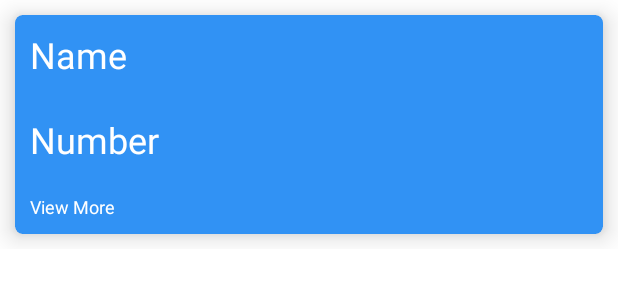
After one commit to mnb27/PGIDoctor, an Android app: the layout activity_assigned_patients_adapter.xml on its own in the app's theme, with its tools: preview values and no code run, on a phone screen of 412 x 824 dp. The commit adds this screen. Shown: the top 300 px of the screen. Run offline under Robolectric (Android 15) with nearby library versions, the phone set to English and light mode, and no system bars.

Commit message:
added assigned patients

```diff
--- a/app/src/main/AndroidManifest.xml
+++ b/app/src/main/AndroidManifest.xml
@@ -18,7 +18,9 @@
         android:roundIcon="@mipmap/ic_launcher_round"
         android:supportsRtl="true"
         android:theme="@style/Theme.PGIDoctor">
-        <activity android:name=".CollectDataActivity"></activity>
+        <activity android:name=".AssignedPatientsAdapter"></activity>
+        <activity android:name=".AssignedPatients" />
+        <activity android:name=".CollectDataActivity" />
 
         <provider
             android:name="androidx.core.content.FileProvider"
@@ -38,7 +40,7 @@
                 <category android:name="android.intent.category.LAUNCHER" />
             </intent-filter>
         </activity>
-        <activity android:name=".MainActivity"></activity>
+        <activity android:name=".MainActivity" />
     </application>
 
 </manifest>
--- a/app/src/main/java/com/example/pgidoctor/User.kt
+++ b/app/src/main/java/com/example/pgidoctor/User.kt
@@ -4,4 +4,6 @@ data class User(val id: String = "",
                 val name: String = "",
                 val mobile: String ="",
                 val email: String = "",
-                var type: String = "")
+                var type: String = "",
+                var hospital: String = "",
+                var unit: String = "")
--- /dev/null
+++ b/app/src/main/res/layout/activity_assigned_patients_adapter.xml
@@ -0,0 +1,71 @@
+<?xml version="1.0" encoding="utf-8"?>
+<androidx.constraintlayout.widget.ConstraintLayout xmlns:android="http://schemas.android.com/apk/res/android"
+    xmlns:app="http://schemas.android.com/apk/res-auto"
+    xmlns:tools="http://schemas.android.com/tools"
+    android:layout_width="match_parent"
+    android:layout_height="wrap_content">
+
+    <androidx.cardview.widget.CardView
+        android:id="@+id/cardView"
+        android:layout_width="match_parent"
+        android:layout_height="wrap_content"
+        android:layout_margin="10dp"
+        android:padding="10dp"
+        app:cardCornerRadius="5dp"
+        app:cardElevation="10dp"
+        app:cardBackgroundColor="#3192F4"
+        app:layout_constraintBottom_toBottomOf="parent"
+        app:layout_constraintEnd_toEndOf="parent"
+        app:layout_constraintStart_toStartOf="parent"
+        app:layout_constraintTop_toTopOf="parent">
+
+        <androidx.constraintlayout.widget.ConstraintLayout
+            android:layout_width="match_parent"
+            android:layout_height="wrap_content">
+
+            <TextView
+                android:id="@+id/nameOfTask"
+                android:layout_width="match_parent"
+                android:layout_height="wrap_content"
+                android:padding="10dp"
+                android:text="Name"
+                android:textColor="#ffffff"
+                android:textSize="24sp"
+                app:layout_constraintStart_toStartOf="parent"
+                app:layout_constraintTop_toTopOf="parent" />
+
+
+            <TextView
+                android:id="@+id/numberOfTask"
+                android:layout_width="match_parent"
+                android:layout_height="wrap_content"
+                android:layout_marginTop="4dp"
+                android:padding="10dp"
+                android:text="Number"
+                android:textColor="#ffffff"
+                android:textSize="24sp"
+                app:layout_constraintStart_toStartOf="parent"
+                app:layout_constraintTop_toBottomOf="@id/nameOfTask" />
+
+            <TextView
+                android:id="@+id/viewMore"
+                android:layout_width="match_parent"
+                android:layout_height="wrap_content"
+                android:padding="10dp"
+                android:text="View More"
+                android:textColor="#ffffff"
+                android:textSize="12sp"
+                app:layout_constraintStart_toStartOf="parent"
+                app:layout_constraintTop_toBottomOf="@id/numberOfTask" />
+
+
+
+
+        </androidx.constraintlayout.widget.ConstraintLayout>
+
+    </androidx.cardview.widget.CardView>
+
+
+
+
+</androidx.constraintlayout.widget.ConstraintLayout>
```
Also changed, not shown: app/src/main/java/com/example/pgidoctor/AssignedPatients.kt (added, +55 -0 lines), app/src/main/java/com/example/pgidoctor/AssignedPatientsAdapter.kt (added, +48 -0 lines), app/src/main/java/com/example/pgidoctor/CollectDataActivity.kt (+7 -8 lines), app/src/main/java/com/example/pgidoctor/PatientDetails.kt (+12 -3 lines), app/src/main/res/layout/activity_assigned_patients.xml (added, +19 -0 lines), app/src/main/res/layout/activity_collect_data.xml (+28 -0 lines).
